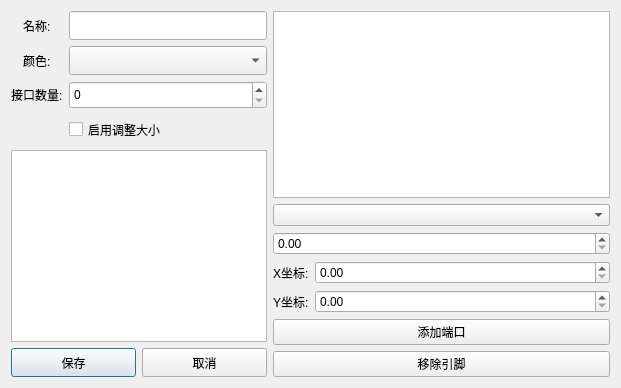
First picture: the form in Design_easy/dialogs.ui, repository Alan-Soong/Project_of_ChipCraftDesign, before the edit.
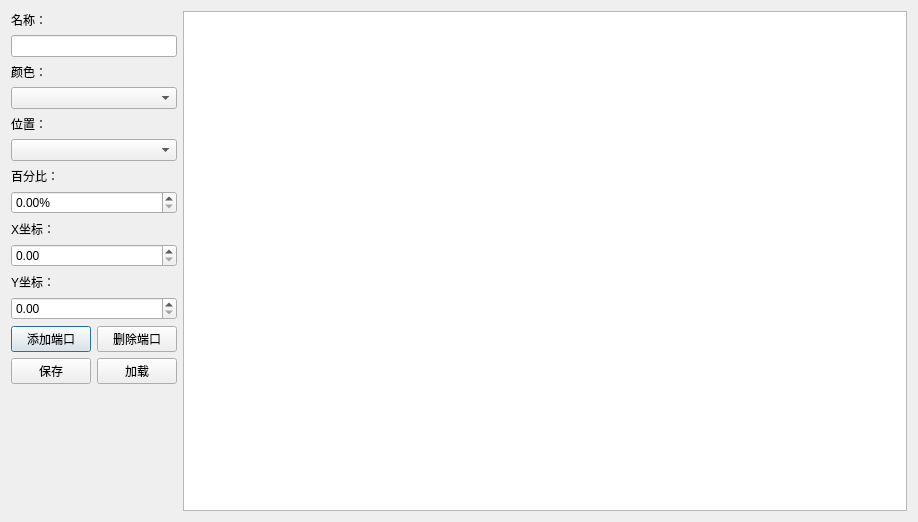
Second picture: the form after the edit.

Patch:
```diff
--- a/Design_easy/dialogs.ui
+++ b/Design_easy/dialogs.ui
@@ -6,205 +6,93 @@
    <rect>
     <x>0</x>
     <y>0</y>
-    <width>621</width>
-    <height>388</height>
+    <width>918</width>
+    <height>518</height>
    </rect>
   </property>
-  <property name="sizePolicy">
-   <sizepolicy hsizetype="Expanding" vsizetype="Expanding">
-    <horstretch>0</horstretch>
-    <verstretch>0</verstretch>
-   </sizepolicy>
-  </property>
   <property name="windowTitle">
    <string>Dialogs</string>
   </property>
-  <layout class="QFormLayout" name="formLayout_2">
-   <item row="0" column="0">
-    <layout class="QFormLayout" name="formLayout">
-     <property name="fieldGrowthPolicy">
-      <enum>QFormLayout::FieldGrowthPolicy::AllNonFixedFieldsGrow</enum>
-     </property>
-     <property name="rowWrapPolicy">
-      <enum>QFormLayout::RowWrapPolicy::DontWrapRows</enum>
-     </property>
-     <property name="labelAlignment">
-      <set>Qt::AlignmentFlag::AlignCenter</set>
-     </property>
-     <property name="formAlignment">
-      <set>Qt::AlignmentFlag::AlignCenter</set>
-     </property>
-     <item row="0" column="0">
-      <widget class="QLabel" name="name">
-       <property name="sizePolicy">
-        <sizepolicy hsizetype="Expanding" vsizetype="Expanding">
-         <horstretch>0</horstretch>
-         <verstretch>0</verstretch>
-        </sizepolicy>
-       </property>
-       <property name="text">
-        <string>名称:</string>
-       </property>
-      </widget>
-     </item>
-     <item row="0" column="1">
-      <widget class="QLineEdit" name="nameEdit">
-       <property name="sizePolicy">
-        <sizepolicy hsizetype="Expanding" vsizetype="Expanding">
-         <horstretch>0</horstretch>
-         <verstretch>0</verstretch>
-        </sizepolicy>
-       </property>
-      </widget>
-     </item>
-     <item row="1" column="0">
-      <widget class="QLabel" name="color">
-       <property name="text">
-        <string>颜色:</string>
-       </property>
-      </widget>
-     </item>
-     <item row="1" column="1">
-      <widget class="QComboBox" name="colorCombo">
-       <property name="sizePolicy">
-        <sizepolicy hsizetype="Expanding" vsizetype="Expanding">
-         <horstretch>0</horstretch>
-         <verstretch>0</verstretch>
-        </sizepolicy>
-       </property>
-       <item>
-        <property name="text">
-         <string/>
-        </property>
-       </item>
-       <item>
-        <property name="text">
-         <string>blue</string>
-        </property>
-       </item>
-       <item>
-        <property name="text">
-         <string>red</string>
-        </property>
-       </item>
-       <item>
-        <property name="text">
-         <string>yellow</string>
-        </property>
-       </item>
-       <item>
-        <property name="text">
-         <string>gray</string>
-        </property>
-       </item>
-      </widget>
-     </item>
-     <item row="2" column="0">
-      <widget class="QLabel" name="label">
-       <property name="text">
-        <string>接口数量:</string>
-       </property>
-      </widget>
-     </item>
-     <item row="2" column="1">
-      <widget class="QSpinBox" name="portSpin">
-       <property name="sizePolicy">
-        <sizepolicy hsizetype="Expanding" vsizetype="Expanding">
-         <horstretch>0</horstretch>
-         <verstretch>0</verstretch>
-        </sizepolicy>
-       </property>
-      </widget>
-     </item>
-     <item row="3" column="1">
-      <widget class="QCheckBox" name="checkBox">
-       <property name="sizePolicy">
-        <sizepolicy hsizetype="Expanding" vsizetype="Expanding">
-         <horstretch>0</horstretch>
-         <verstretch>0</verstretch>
-        </sizepolicy>
-       </property>
-       <property name="text">
-        <string>启用调整大小</string>
-       </property>
-      </widget>
-     </item>
-     <item row="5" column="0" colspan="2">
-      <layout class="QHBoxLayout" name="horizontalLayout">
-       <item>
-        <widget class="QPushButton" name="saveButton">
-         <property name="sizePolicy">
-          <sizepolicy hsizetype="Expanding" vsizetype="Expanding">
-           <horstretch>0</horstretch>
-           <verstretch>0</verstretch>
-          </sizepolicy>
-         </property>
-         <property name="text">
-          <string>保存</string>
-         </property>
-        </widget>
-       </item>
-       <item>
-        <widget class="QPushButton" name="cancelButton">
-         <property name="sizePolicy">
-          <sizepolicy hsizetype="Expanding" vsizetype="Expanding">
-           <horstretch>0</horstretch>
-           <verstretch>0</verstretch>
-          </sizepolicy>
-         </property>
-         <property name="text">
-          <string>取消</string>
-         </property>
-        </widget>
-       </item>
-      </layout>
-     </item>
-     <item row="4" column="0" colspan="2">
-      <widget class="QListView" name="listView"/>
-     </item>
-    </layout>
-   </item>
-   <item row="0" column="1">
+  <layout class="QHBoxLayout" name="horizontalLayout">
+   <item>
     <layout class="QVBoxLayout" name="verticalLayout">
      <item>
-      <widget class="QGraphicsView" name="pinGraphicsView"/>
+      <widget class="QLabel" name="label">
+       <property name="text">
+        <string>名称：</string>
+       </property>
+      </widget>
      </item>
      <item>
-      <widget class="QComboBox" name="sideCombo">
-       <property name="sizePolicy">
-        <sizepolicy hsizetype="Expanding" vsizetype="Expanding">
-         <horstretch>0</horstretch>
-         <verstretch>0</verstretch>
-        </sizepolicy>
+      <widget class="QLineEdit" name="nameEdit"/>
+     </item>
+     <item>
+      <widget class="QLabel" name="label_2">
+       <property name="text">
+        <string>颜色：</string>
+       </property>
+      </widget>
+     </item>
+     <item>
+      <widget class="QComboBox" name="colorCombo"/>
+     </item>
+     <item>
+      <widget class="QLabel" name="label_3">
+       <property name="text">
+        <string>位置：</string>
+       </property>
+      </widget>
+     </item>
+     <item>
+      <widget class="QComboBox" name="sideCombo"/>
+     </item>
+     <item>
+      <widget class="QLabel" name="label_4">
+       <property name="text">
+        <string>百分比：</string>
        </property>
       </widget>
      </item>
      <item>
       <widget class="QDoubleSpinBox" name="percentageSpin">
-       <property name="sizePolicy">
-        <sizepolicy hsizetype="Expanding" vsizetype="Expanding">
-         <horstretch>0</horstretch>
-         <verstretch>0</verstretch>
-        </sizepolicy>
+       <property name="suffix">
+        <string>%</string>
        </property>
       </widget>
      </item>
+     <item>
+      <widget class="QLabel" name="label_5">
+       <property name="text">
+        <string>X坐标：</string>
+       </property>
+      </widget>
+     </item>
+     <item>
+      <widget class="QDoubleSpinBox" name="xSpinBox"/>
+     </item>
+     <item>
+      <widget class="QLabel" name="label_6">
+       <property name="text">
+        <string>Y坐标：</string>
+       </property>
+      </widget>
+     </item>
+     <item>
+      <widget class="QDoubleSpinBox" name="ySpinBox"/>
+     </item>
      <item>
       <layout class="QHBoxLayout" name="horizontalLayout_2">
        <item>
-        <widget class="QLabel" name="label_2">
+        <widget class="QPushButton" name="addPinButton">
          <property name="text">
-          <string>X坐标:</string>
+          <string>添加端口</string>
          </property>
         </widget>
        </item>
        <item>
-        <widget class="QDoubleSpinBox" name="xSpinBox">
-         <property name="sizePolicy">
-          <sizepolicy hsizetype="Expanding" vsizetype="Expanding">
-           <horstretch>0</horstretch>
-           <verstretch>0</verstretch>
-          </sizepolicy>
+        <widget class="QPushButton" name="removePinButton">
+         <property name="text">
+          <string>删除端口</string>
          </property>
         </widget>
        </item>
@@ -213,40 +101,52 @@
      <item>
       <layout class="QHBoxLayout" name="horizontalLayout_3">
        <item>
-        <widget class="QLabel" name="label_3">
+        <widget class="QPushButton" name="saveButton">
          <property name="text">
-          <string>Y坐标:</string>
+          <string>保存</string>
          </property>
         </widget>
        </item>
        <item>
-        <widget class="QDoubleSpinBox" name="ySpinBox">
-         <property name="sizePolicy">
-          <sizepolicy hsizetype="Expanding" vsizetype="Expanding">
-           <horstretch>0</horstretch>
-           <verstretch>0</verstretch>
-          </sizepolicy>
+        <widget class="QPushButton" name="loadButton">
+         <property name="text">
+          <string>加载</string>
          </property>
         </widget>
        </item>
       </layout>
      </item>
      <item>
-      <widget class="QPushButton" name="addPinButton">
-       <property name="text">
-        <string>添加端口</string>
+      <spacer name="verticalSpacer">
+       <property name="orientation">
+        <enum>Qt::Orientation::Vertical</enum>
        </property>
-      </widget>
-     </item>
-     <item>
-      <widget class="QPushButton" name="removePinButton">
-       <property name="text">
-        <string>移除引脚</string>
+       <property name="sizeHint" stdset="0">
+        <size>
+         <width>20</width>
+         <height>40</height>
+        </size>
        </property>
-      </widget>
+      </spacer>
      </item>
     </layout>
    </item>
+   <item>
+    <widget class="QGraphicsView" name="pinGraphicsView">
+     <property name="sizePolicy">
+      <sizepolicy hsizetype="Expanding" vsizetype="Expanding">
+       <horstretch>1</horstretch>
+       <verstretch>1</verstretch>
+      </sizepolicy>
+     </property>
+     <property name="minimumSize">
+      <size>
+       <width>500</width>
+       <height>500</height>
+      </size>
+     </property>
+    </widget>
+   </item>
   </layout>
  </widget>
  <resources/>
```
Left out of the diff: 2 changed lines with no effect on the pictures.
